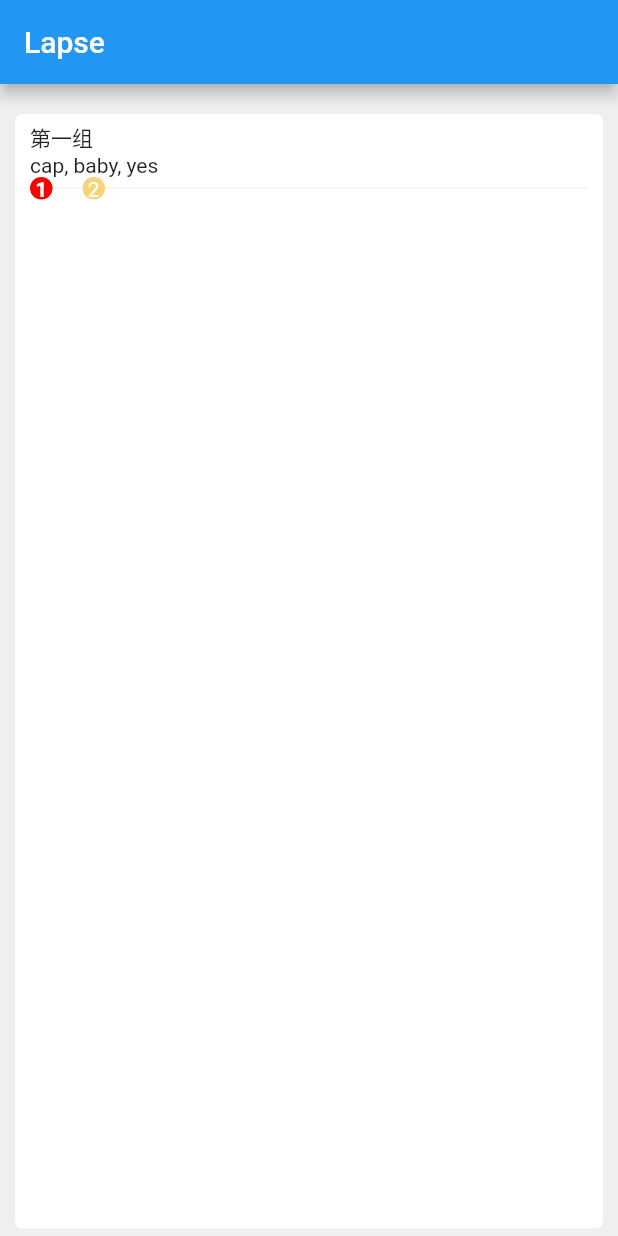
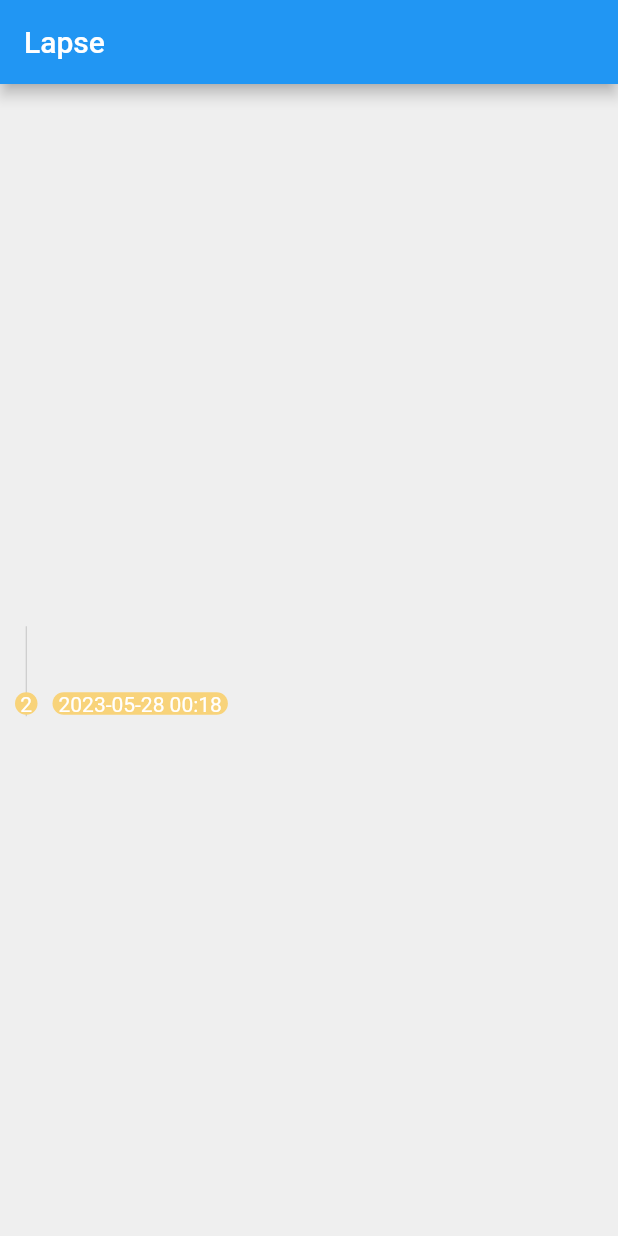
Before and after one commit to TG-lab3k/mobile-lapse-beta, a Flutter app: the screen it shows after launch, on a phone screen of 412 x 824 dp. Run offline on Flutter 3.47's test engine with Material 2 defaults, Android fonts, the phone set to English and light mode, and no system bars.

```diff
--- /dev/null
+++ b/lib/business/memory/added/added_page.dart
@@ -0,0 +1,81 @@
+//https://github.com/search?q=flutter+DatePicker
+
+import 'package:flutter/material.dart';
+import 'package:lapse/theme/colors.dart';
+
+class MemoTimelineItemWidget extends StatelessWidget {
+  static final itemKey = UniqueKey();
+
+  @override
+  Widget build(BuildContext context) {
+    const radius = BorderRadius.all(Radius.circular(15.0));
+    return Container(
+        key: itemKey,
+        child: Row(
+          mainAxisAlignment: MainAxisAlignment.start,
+          children: [
+            Container(
+              //decoration: const BoxDecoration(color: colorPrimary2),
+              child: Stack(
+                children: [
+                  Container(
+                      width: 15,
+                      height: 60,
+                      alignment: Alignment.center,
+                      child: VerticalDivider(color: colorPrimary2, width: 1.0)),
+                  Positioned(
+                    bottom: 1,
+                    child: Container(
+                        height: 15,
+                        width: 15,
+                        alignment: Alignment.center,
+                        decoration: const BoxDecoration(
+                            color: colorPrimary3, borderRadius: radius),
+                        child: const Text("2",
+                            textAlign: TextAlign.center,
+                            style: TextStyle(
+                              color: Colors.white,
+                            ))),
+                  ),
+                ],
+              ),
+            ),
+            Container(
+              //decoration: const BoxDecoration(color: colorPrimary2),
+              margin: const EdgeInsets.only(left: 10),
+              child: Stack(
+                children: [
+                  Container(
+                      height: 60,
+                      width: 200,
+                      alignment: Alignment.center,
+                      child: VerticalDivider(
+                          color: Color.fromARGB(0x00, 0x00, 0x00, 0x00))),
+                  Positioned(
+                    bottom: 1,
+                    child: Container(
+                        height: 15,
+                        padding: const EdgeInsets.only(left: 4, right: 4),
+                        decoration: const BoxDecoration(
+                            color: colorPrimary3, borderRadius: radius),
+                        alignment: Alignment.center,
+                        child: const Text("2023-05-28 00:18",
+                            textAlign: TextAlign.center,
+                            style: TextStyle(
+                              color: Colors.white,
+                            ))),
+                  ),
+                ],
+              ),
+            )
+          ],
+        ));
+  }
+}
+
+class MemoTimelineWidget extends StatelessWidget {
+  @override
+  Widget build(BuildContext context) {
+    return Text("");
+  }
+}
--- a/lib/business/memory/home/home_page.dart
+++ b/lib/business/memory/home/home_page.dart
@@ -1,4 +1,5 @@
 import 'package:flutter/material.dart';
+import 'package:lapse/business/memory/added/added_page.dart';
 import 'package:lapse/theme/colors.dart';
 
 import 'home_timeline_item_widget.dart';
@@ -26,7 +27,7 @@ class _MemoryHomePageState extends State<MemoryHomePage> {
         height: double.infinity,
         decoration: const BoxDecoration(color: colorPrimary5),
         padding: const EdgeInsets.fromLTRB(10, 20, 10, 5),
-        child: HomeTimelineItemWidget(),
+        child: MemoTimelineItemWidget(), //HomeTimelineItemWidget(),
       ),
     );
   }
--- a/lib/main.dart
+++ b/lib/main.dart
@@ -1,5 +1,6 @@
 import 'package:flutter/material.dart';
 import 'package:lapse/business/memory/home/home_page.dart';
+import 'package:lapse/business/memory/home/home_timeline_item_widget.dart';
 
 void main() {
   runApp(const MyApp());
@@ -25,7 +26,7 @@ class MyApp extends StatelessWidget {
         // is not restarted.
         primarySwatch: Colors.blue,
       ),
-      home: const MemoryHomePage(title: 'Lapse'),
+      home:  const MemoryHomePage(title: 'Lapse'),
     );
   }
 }
```
